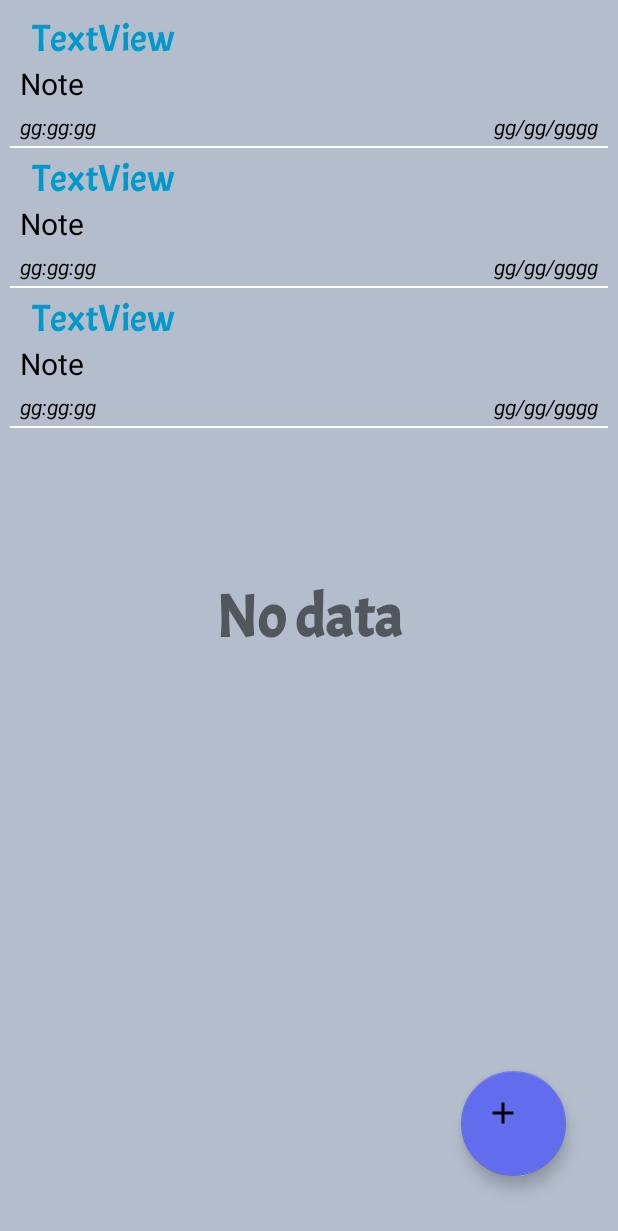
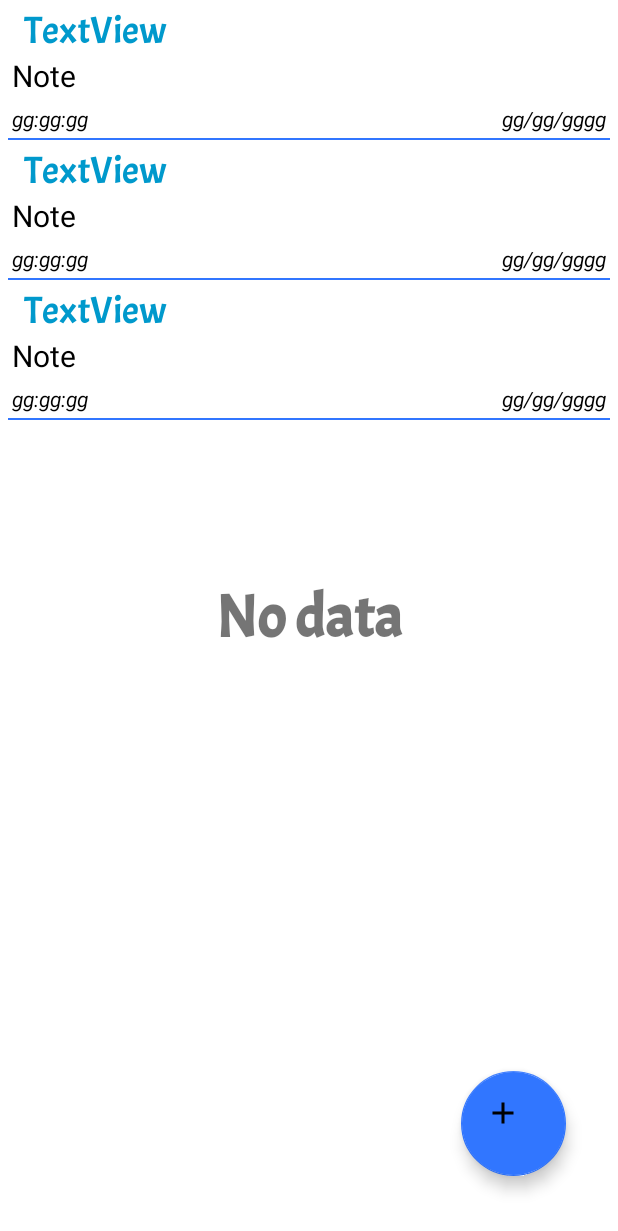
Before and after one commit to JustLeak/Traveller-Blog, an Android app: the layout fragment_notes.xml on its own in the app's theme, with its tools: preview values and no code run, on a phone screen of 412 x 824 dp. Shown: the top 1231 px of the screen. Run offline under Robolectric (Android 15) with nearby library versions, the phone set to English and light mode, and no system bars.

Commit message:
Плюсик кнопка.

```diff
--- a/app/src/main/res/layout/fragment_notes.xml
+++ b/app/src/main/res/layout/fragment_notes.xml
@@ -13,7 +13,6 @@
         android:layout_height="0dp"
         android:divider="@android:drawable/divider_horizontal_bright"
         android:dividerHeight="4dp"
-        android:padding="5dp"
         android:scrollbars="vertical"
         app:layout_constraintBottom_toBottomOf="parent"
         app:layout_constraintEnd_toEndOf="parent"
@@ -49,6 +48,7 @@
         android:layout_marginEnd="30dp"
         android:layout_marginBottom="30dp"
         android:clickable="true"
+        android:focusable="true"
         app:backgroundTint="@color/colorPrimary"
         app:layout_constraintBottom_toBottomOf="parent"
         app:layout_constraintEnd_toEndOf="parent"
@@ -56,7 +56,6 @@
         app:layout_constraintStart_toStartOf="parent"
         app:layout_constraintTop_toTopOf="parent"
         app:layout_constraintVertical_bias="0.986"
-        app:srcCompat="@drawable/ic_add_note"
-        android:focusable="true" />
+        app:srcCompat="@drawable/ic_add_note" />
 
 </android.support.constraint.ConstraintLayout>
--- a/app/src/main/res/layout/nav_header_notes.xml
+++ b/app/src/main/res/layout/nav_header_notes.xml
@@ -2,7 +2,7 @@
 <LinearLayout xmlns:android="http://schemas.android.com/apk/res/android"
     xmlns:app="http://schemas.android.com/apk/res-auto"
     android:layout_width="match_parent"
-    android:layout_height="@dimen/nav_header_height"
+    android:layout_height="wrap_content"
     android:background="@drawable/side_nav_bar"
     android:gravity="bottom"
     android:orientation="vertical"
--- a/app/src/main/res/layout/note_item.xml
+++ b/app/src/main/res/layout/note_item.xml
@@ -68,10 +68,10 @@
     <TextView
         android:layout_width="0dp"
         android:layout_height="1dp"
-        android:layout_marginStart="1dp"
+        android:layout_marginStart="5dp"
         android:layout_marginTop="3dp"
-        android:layout_marginEnd="1dp"
-        android:background="#FFFFFF"
+        android:layout_marginEnd="5dp"
+        android:background="@color/colorPrimary"
         app:layout_constraintEnd_toEndOf="parent"
         app:layout_constraintStart_toStartOf="parent"
         app:layout_constraintTop_toBottomOf="@+id/time" />
--- a/app/src/main/res/values/colors.xml
+++ b/app/src/main/res/values/colors.xml
@@ -1,7 +1,7 @@
 <?xml version="1.0" encoding="utf-8"?>
 <resources>
-    <color name="colorPrimary">#626ded</color>
-    <color name="colorPrimaryDark">#b4bdcc</color>
+    <color name="colorPrimaryDark">#ffff</color>
+    <color name="colorPrimary">#3176ff</color>
     <color name="colorAccent">#FF4081</color>
     <color name="orange">#FEC130</color>
     <color name="red">#FA7955</color>
```
